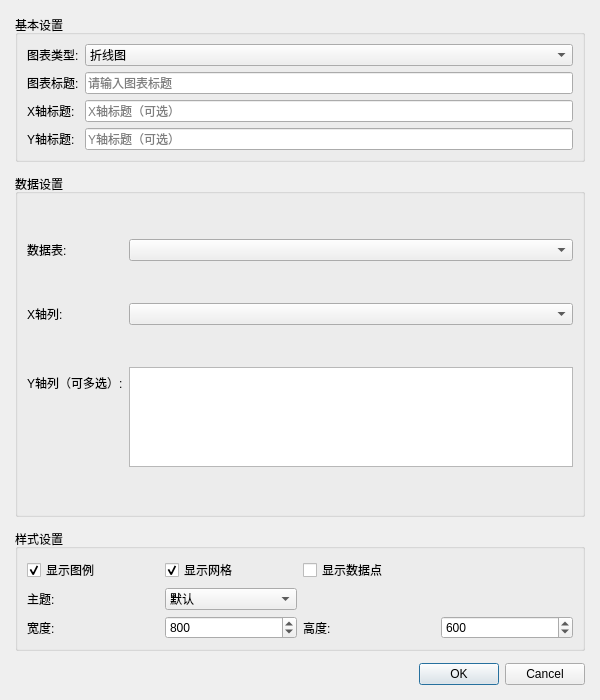
gong1-1989/ExperimentReportTool, file src/chart/ChartConfigDialog.ui: the form before one commit.
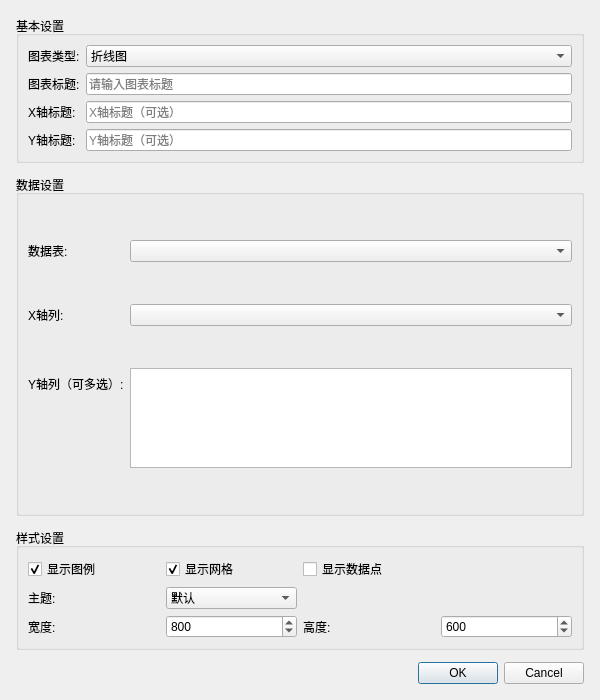
The form after the commit.

The edit to the form file:
```diff
--- a/src/chart/ChartConfigDialog.ui
+++ b/src/chart/ChartConfigDialog.ui
@@ -9,10 +9,10 @@
   <property name="minimumSize"><size><width>600</width><height>700</height></size></property>
   <layout class="QVBoxLayout" name="mainLayout">
    <property name="spacing"><number>12</number></property>
-   <property name="leftMargin"><number>15</number></property>
-   <property name="topMargin"><number>15</number></property>
-   <property name="rightMargin"><number>15</number></property>
-   <property name="bottomMargin"><number>15</number></property>
+   <property name="leftMargin"><number>16</number></property>
+   <property name="topMargin"><number>16</number></property>
+   <property name="rightMargin"><number>16</number></property>
+   <property name="bottomMargin"><number>16</number></property>
    <item>
     <widget class="QGroupBox" name="basicGroup">
      <property name="title"><string>基本设置</string></property>
```
